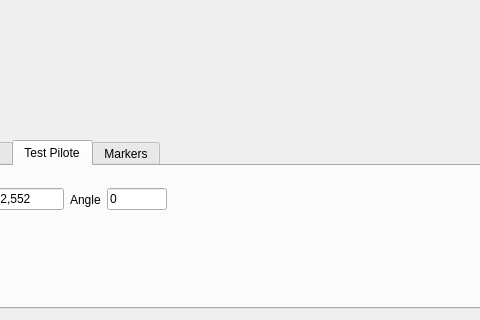
This is CMainWindow.ui in clebail/ia as Qt 5 draws it before an edit; both pictures show x 175 to 655 and y 477 to 797 of the 822 by 797 pixel window. The edited form follows.
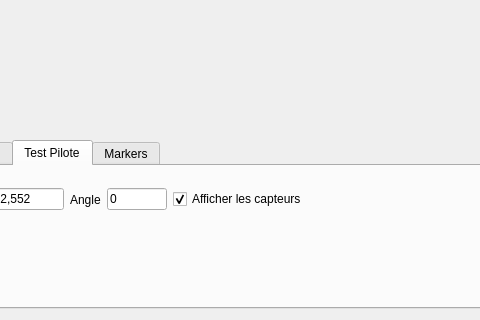
This is the edited form. The open tabs and pages were chosen to show the change. Custom widgets are drawn as their Qt base class.

Commit message: Affichage ou nom des capteurs en mode test pilote

The edit to the form file:
```diff
--- a/CMainWindow.ui
+++ b/CMainWindow.ui
@@ -332,6 +332,16 @@
                 </property>
                </widget>
               </item>
+              <item>
+               <widget class="QCheckBox" name="cbCapteurs">
+                <property name="text">
+                 <string>Afficher les capteurs</string>
+                </property>
+                <property name="checked">
+                 <bool>true</bool>
+                </property>
+               </widget>
+              </item>
               <item>
                <spacer name="horizontalSpacer_7">
                 <property name="orientation">
```
The commit also changes 3 other files.
